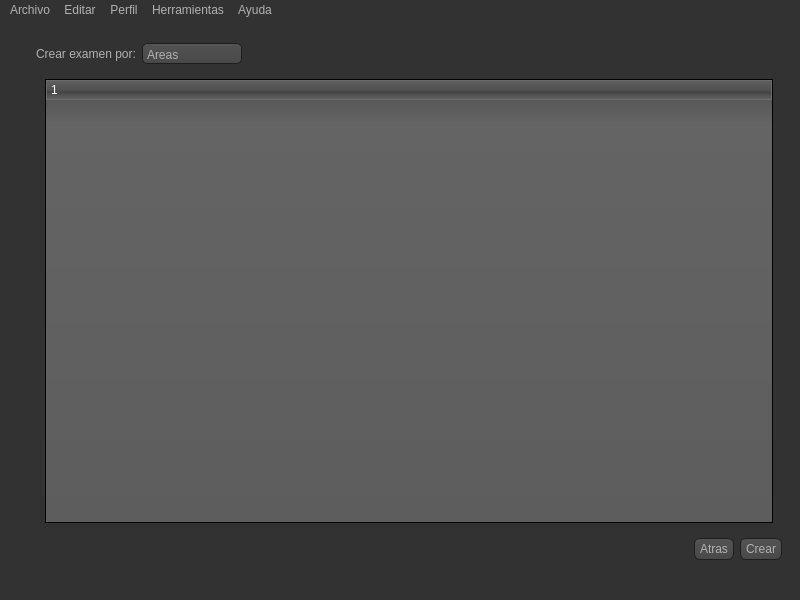
Before: the Qt Designer form resources/ui/MainWindow.ui in WalterCM/QuizMan, drawn with Qt 5.
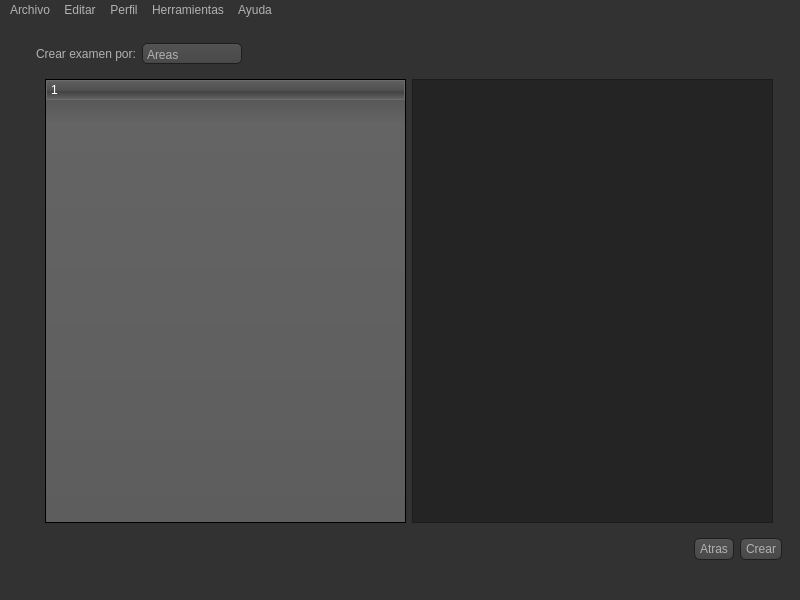
After: the same form once the commit is applied. The open tabs and pages were chosen to show the change. Icons and pictures are not drawn.

Commit message: Added a working back button in exam creation page

```diff
--- a/resources/ui/MainWindow.ui
+++ b/resources/ui/MainWindow.ui
@@ -795,6 +795,9 @@
               </column>
              </widget>
             </item>
+            <item row="0" column="1">
+             <widget class="QTextBrowser" name="textBrowser"/>
+            </item>
            </layout>
           </widget>
          </widget>
```
Left out of the diff: 2 changed lines with no effect on the pictures. The commit also changes 2 other files.
